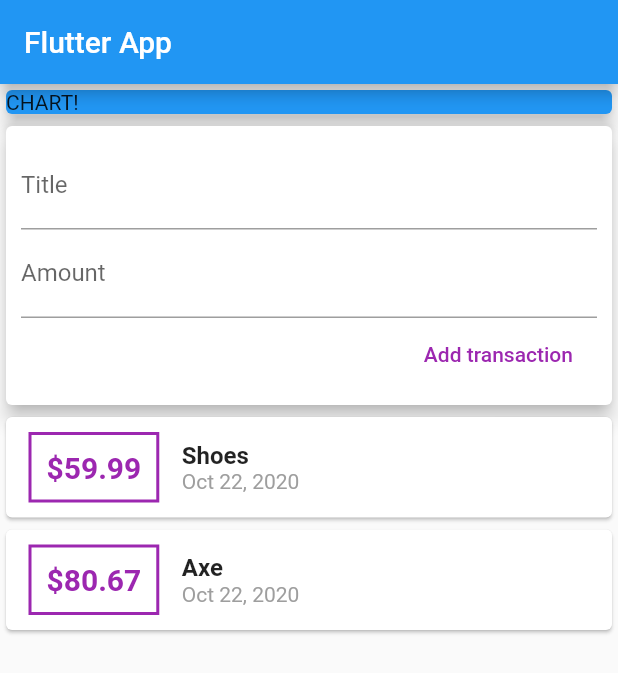
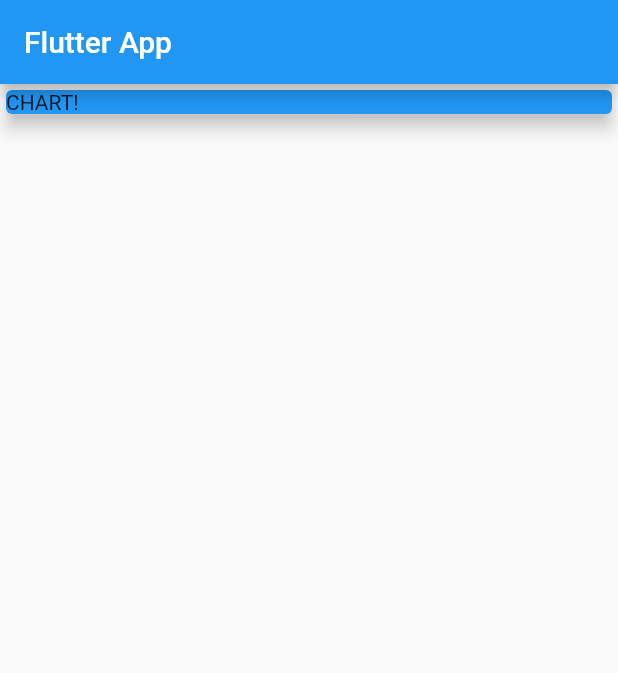
Before and after one commit to zagalapawel/personal_expenses_app, a Flutter app: the screen it shows after launch, on a phone screen of 412 x 824 dp. Shown: the top 673 px of the screen. Run offline on Flutter 3.47's test engine with Material 2 defaults, Android fonts, the phone set to English and light mode, and no system bars.

```diff
--- a/lib/main.dart
+++ b/lib/main.dart
@@ -1,6 +1,4 @@
 import 'package:flutter/material.dart';
-
-import './widgets/transaction_list.dart';
 
 void main() => runApp(MyApp());
 
@@ -17,8 +15,6 @@ class MyApp extends StatelessWidget {
 class MyHomePage extends StatelessWidget {
   // String titleInput;
   // String amountInput;
-  final titleController = TextEditingController();
-  final amountController = TextEditingController();
 
   @override
   Widget build(BuildContext context) {
@@ -38,37 +34,6 @@ class MyHomePage extends StatelessWidget {
               elevation: 5,
             ),
           ),
-          Card(
-            elevation: 5,
-            child: Container(
-              padding: EdgeInsets.all(10),
-              child: Column(
-                crossAxisAlignment: CrossAxisAlignment.end,
-                children: <Widget>[
-                  TextField(
-                    decoration: InputDecoration(labelText: 'Title'),
-                    controller: titleController,
-                    // onChanged: (value) {
-                    //   titleInput = value;
-                    // },
-                  ),
-                  TextField(
-                    decoration: InputDecoration(labelText: 'Amount'),
-                    controller: amountController,
-                    // onChanged: (value) {
-                    //   amountInput = value;
-                    // },
-                  ),
-                  FlatButton(
-                    child: Text('Add transaction'),
-                    textColor: Colors.purple,
-                    onPressed: () {},
-                  ),
-                ],
-              ),
-            ),
-          ),
-          TransactionList()
         ],
       ),
     );
--- a/lib/widgets/transaction_list.dart
+++ b/lib/widgets/transaction_list.dart
@@ -1,33 +1,18 @@
 import 'package:flutter/material.dart';
 import 'package:intl/intl.dart';
+import 'package:personal_expenses_app/models/transaction.dart';
 
-import '../models/transaction.dart';
+import './user_transactions.dart';
 
-class TransactionList extends StatefulWidget {
-  @override
-  _TransactionListState createState() => _TransactionListState();
-}
+class TransactionList extends StatelessWidget {
+  final List<Transaction> transactions;
 
-class _TransactionListState extends State<TransactionList> {
-  final List<Transaction> _userTransactions = [
-    Transaction(
-      id: 't1',
-      title: 'Shoes',
-      amount: 59.99,
-      date: DateTime.now(),
-    ),
-    Transaction(
-      id: 't2',
-      title: 'Axe',
-      amount: 80.67,
-      date: DateTime.now(),
-    ),
-  ];
+  TransactionList(this.transactions);
 
   @override
   Widget build(BuildContext context) {
     return Column(
-      children: _userTransactions.map((tx) {
+      children: transactions.map((tx) {
         return Card(
           child: Row(
             children: <Widget>[
```
Also changed, not shown: lib/widgets/new_transaction.dart (added, +40 -0 lines), lib/widgets/user_transactions.dart (added, +37 -0 lines).
